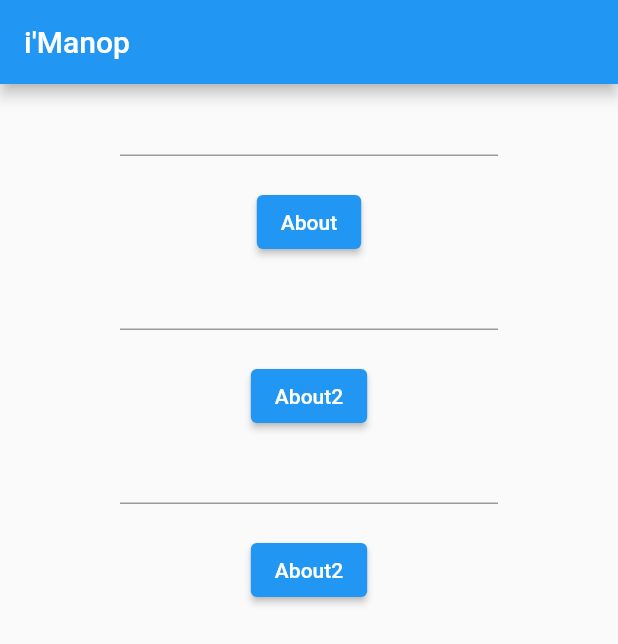
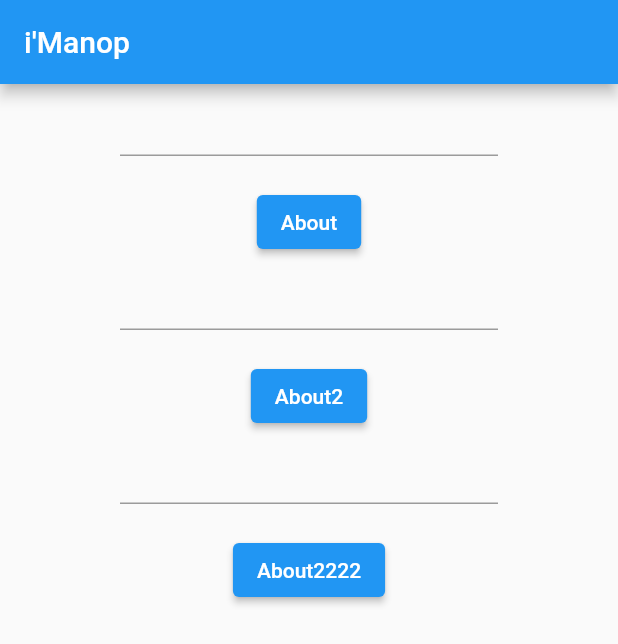
Before and after one commit to programmerlittle/imanop, a Flutter app: the screen it shows after launch, on a phone screen of 412 x 824 dp. Shown: the top 644 px of the screen. Run offline on Flutter 3.47's test engine with Material 2 defaults, Android fonts, the phone set to English and light mode, and no system bars.

Commit message:
commit change wording

```diff
--- a/lib/main.dart
+++ b/lib/main.dart
@@ -70,7 +70,7 @@ class _MyHomePageState extends State<MyHomePage> {
                 );
                 textInput.clear();
               },
-              buttonLabel: 'About2')
+              buttonLabel: 'About2222')
         ],
       ),
     );
```
